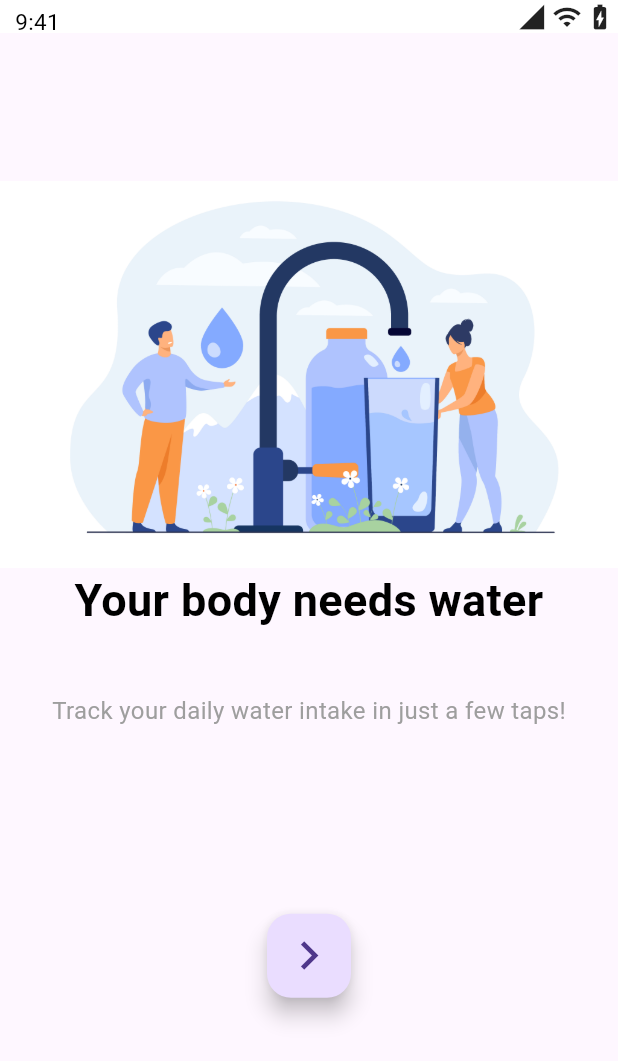
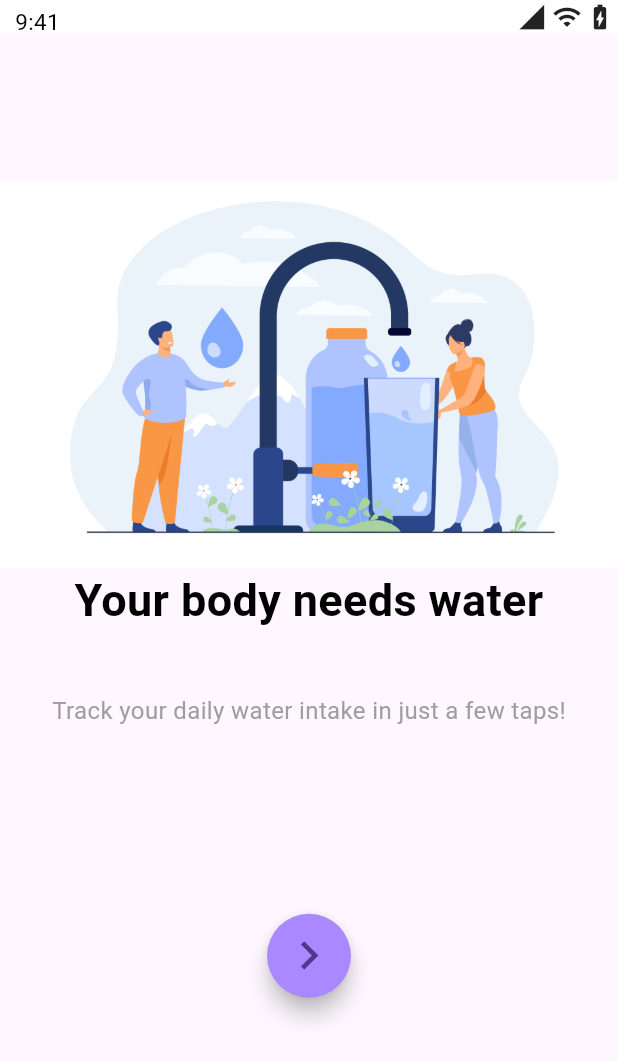
Before and after one commit to VikramNaik26/Health_app, a Flutter app: the screen it shows after launch, on a phone screen of 412 x 824 dp. Shown: the top 1061 px of the screen. Run offline on Flutter 3.47's test engine with Material 3 defaults, Android fonts, the light colour scheme and no system bars; our stand-ins replace auto_route, flutter_svg.

Commit message:
fix(ui): update bottom nav bar
Due to update of flutter the default styling of bottom navigation was
removed

```diff
--- a/lib/screens/home_screen.dart
+++ b/lib/screens/home_screen.dart
@@ -44,6 +44,8 @@ class _MyHomePageState extends State<MyHomePage> {
           ),
           SizedBox(height: size.height * 0.15),
           FloatingActionButton(
+            backgroundColor: const Color(0xFFAA88FF),
+            shape: const CircleBorder(),
             onPressed: () {
               /* Navigator.push(
                 context,
--- a/lib/screens/main_home_screen.dart
+++ b/lib/screens/main_home_screen.dart
@@ -64,6 +64,8 @@ class _MainPageState extends State<MainPage> {
         ),
         floatingActionButtonLocation: FloatingActionButtonLocation.centerDocked,
         floatingActionButton: FloatingActionButton(
+          backgroundColor: const Color(0xFFAA88FF),
+          shape: const CircleBorder(),
           onPressed: () {
             context.router.push(const UserInfoRoute());
           },
```
Also changed, not shown: pubspec.lock.
